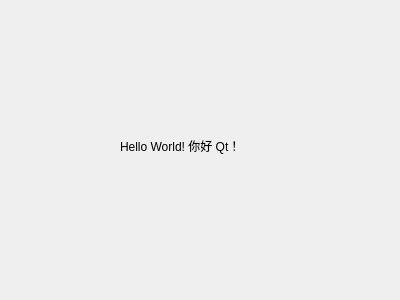
Qt form 2d2/hellodialog.ui (baby7305/QtCreatorQuickStart3) before a commit.
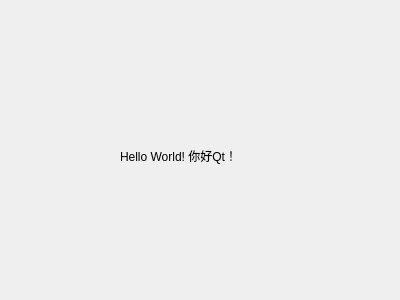
The same form after that commit.

Commit message: 使用Qt设计师界面类

The edit to the form file:
```diff
--- a/2d2/hellodialog.ui
+++ b/2d2/hellodialog.ui
@@ -17,13 +17,13 @@
    <property name="geometry">
     <rect>
      <x>120</x>
-     <y>120</y>
-     <width>171</width>
+     <y>130</y>
+     <width>181</width>
      <height>51</height>
     </rect>
    </property>
    <property name="text">
-    <string>Hello World! 你好 Qt！</string>
+    <string>Hello World! 你好Qt！</string>
    </property>
   </widget>
  </widget>
```
The commit also changes 2 other files.
